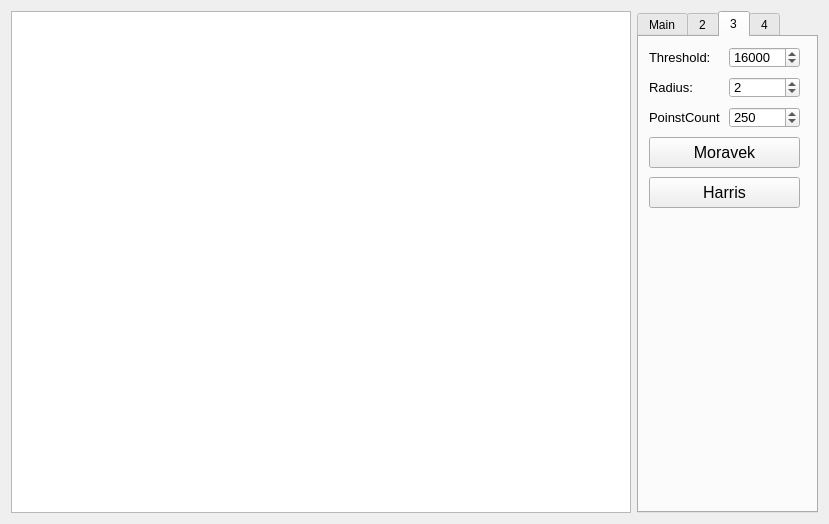
Old version of the form Gui/mainwindow.ui in the repository faystmax/ComputerVision.
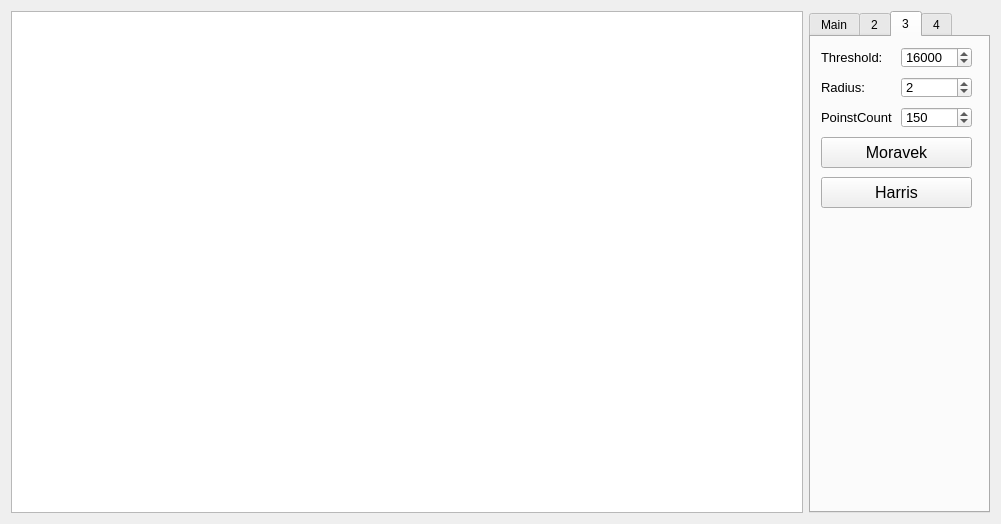
New version of the form. The open tabs and pages were chosen to show the change. Icons and pictures are not drawn.

Patch:
```diff
--- a/Gui/mainwindow.ui
+++ b/Gui/mainwindow.ui
@@ -6,7 +6,7 @@
    <rect>
     <x>0</x>
     <y>0</y>
-    <width>829</width>
+    <width>1001</width>
     <height>524</height>
    </rect>
   </property>
@@ -667,7 +667,7 @@
          <number>12000</number>
         </property>
         <property name="value">
-         <number>250</number>
+         <number>150</number>
         </property>
        </widget>
        <widget class="QPushButton" name="harrisButton">
```
Left out of the diff: 2 changed lines with no effect on the pictures.
